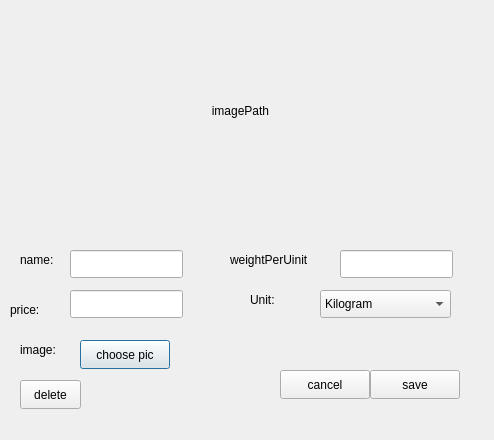
Old version of the form CakeManager/src/ui/MaterialCard/materialdialog.ui in the repository mohammad23-c/CakeManager.
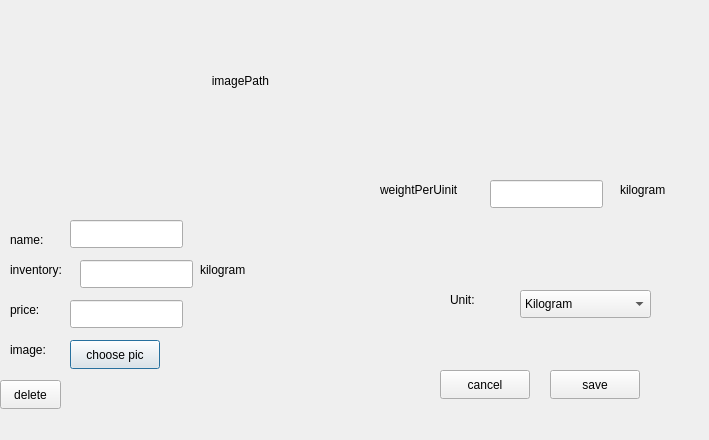
New version of the form.

```diff
--- a/CakeManager/src/ui/MaterialCard/materialdialog.ui
+++ b/CakeManager/src/ui/MaterialCard/materialdialog.ui
@@ -6,7 +6,7 @@
    <rect>
     <x>0</x>
     <y>0</y>
-    <width>494</width>
+    <width>709</width>
     <height>440</height>
    </rect>
   </property>
@@ -16,8 +16,8 @@
   <widget class="QLabel" name="IngredientName">
    <property name="geometry">
     <rect>
-     <x>20</x>
-     <y>250</y>
+     <x>10</x>
+     <y>230</y>
      <width>91</width>
      <height>20</height>
     </rect>
@@ -42,7 +42,7 @@
   <widget class="QLabel" name="IngredientUnit">
    <property name="geometry">
     <rect>
-     <x>250</x>
+     <x>450</x>
      <y>290</y>
      <width>63</width>
      <height>20</height>
@@ -55,7 +55,7 @@
   <widget class="QLabel" name="ingredientImage">
    <property name="geometry">
     <rect>
-     <x>20</x>
+     <x>10</x>
      <y>340</y>
      <width>63</width>
      <height>20</height>
@@ -69,7 +69,7 @@
    <property name="geometry">
     <rect>
      <x>60</x>
-     <y>40</y>
+     <y>10</y>
      <width>361</width>
      <height>141</height>
     </rect>
@@ -84,7 +84,7 @@
   <widget class="QPushButton" name="choosePicBtn">
    <property name="geometry">
     <rect>
-     <x>80</x>
+     <x>70</x>
      <y>340</y>
      <width>90</width>
      <height>29</height>
@@ -98,7 +98,7 @@
    <property name="geometry">
     <rect>
      <x>70</x>
-     <y>250</y>
+     <y>220</y>
      <width>113</width>
      <height>28</height>
     </rect>
@@ -108,7 +108,7 @@
    <property name="geometry">
     <rect>
      <x>70</x>
-     <y>290</y>
+     <y>300</y>
      <width>113</width>
      <height>28</height>
     </rect>
@@ -117,7 +117,7 @@
   <widget class="QComboBox" name="UnitcomboBox">
    <property name="geometry">
     <rect>
-     <x>320</x>
+     <x>520</x>
      <y>290</y>
      <width>131</width>
      <height>28</height>
@@ -142,8 +142,8 @@
   <widget class="QLabel" name="pricePerUintLabel">
    <property name="geometry">
     <rect>
-     <x>230</x>
-     <y>250</y>
+     <x>380</x>
+     <y>180</y>
      <width>101</width>
      <height>20</height>
     </rect>
@@ -155,8 +155,8 @@
   <widget class="QLineEdit" name="PricepuLineE">
    <property name="geometry">
     <rect>
-     <x>340</x>
-     <y>250</y>
+     <x>490</x>
+     <y>180</y>
      <width>113</width>
      <height>28</height>
     </rect>
@@ -165,7 +165,7 @@
   <widget class="QPushButton" name="save">
    <property name="geometry">
     <rect>
-     <x>370</x>
+     <x>550</x>
      <y>370</y>
      <width>90</width>
      <height>29</height>
@@ -178,7 +178,7 @@
   <widget class="QPushButton" name="pushButton_2">
    <property name="geometry">
     <rect>
-     <x>280</x>
+     <x>440</x>
      <y>370</y>
      <width>90</width>
      <height>29</height>
@@ -191,7 +191,7 @@
   <widget class="QPushButton" name="deleteIngredent">
    <property name="geometry">
     <rect>
-     <x>20</x>
+     <x>0</x>
      <y>380</y>
      <width>61</width>
      <height>29</height>
@@ -201,6 +201,55 @@
     <string>delete</string>
    </property>
   </widget>
+  <widget class="QLabel" name="labelInventory">
+   <property name="geometry">
+    <rect>
+     <x>10</x>
+     <y>260</y>
+     <width>71</width>
+     <height>20</height>
+    </rect>
+   </property>
+   <property name="text">
+    <string>inventory:</string>
+   </property>
+  </widget>
+  <widget class="QLineEdit" name="lineEditInventory">
+   <property name="geometry">
+    <rect>
+     <x>80</x>
+     <y>260</y>
+     <width>113</width>
+     <height>28</height>
+    </rect>
+   </property>
+  </widget>
+  <widget class="QLabel" name="label">
+   <property name="geometry">
+    <rect>
+     <x>200</x>
+     <y>260</y>
+     <width>63</width>
+     <height>20</height>
+    </rect>
+   </property>
+   <property name="text">
+    <string>kilogram</string>
+   </property>
+  </widget>
+  <widget class="QLabel" name="label_2">
+   <property name="geometry">
+    <rect>
+     <x>620</x>
+     <y>180</y>
+     <width>63</width>
+     <height>20</height>
+    </rect>
+   </property>
+   <property name="text">
+    <string>kilogram</string>
+   </property>
+  </widget>
  </widget>
  <resources/>
  <connections/>
```
